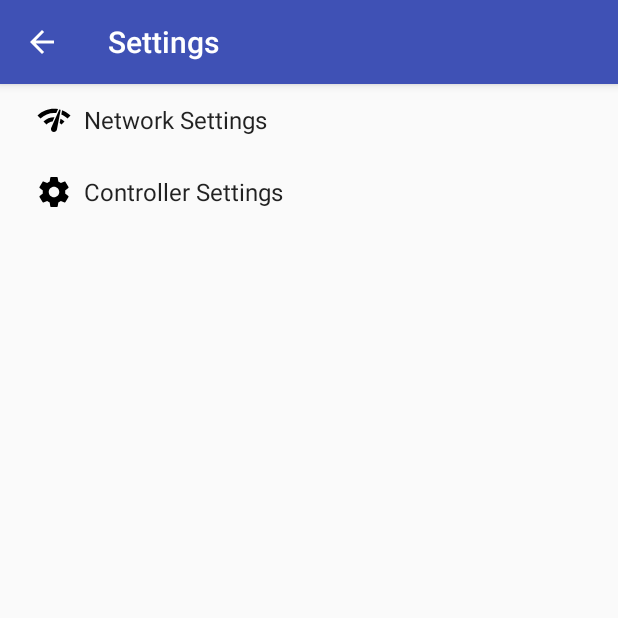
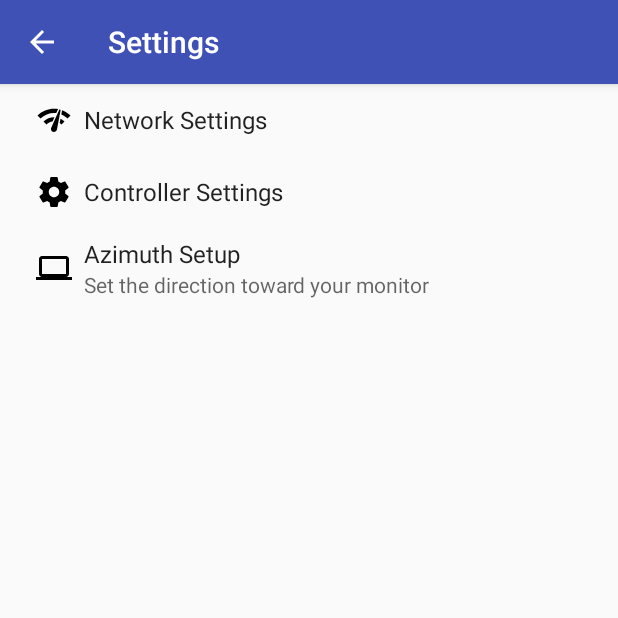
Before and after one commit to Eugene-E0a80fd8080ff8e/PhoneControllerForVaM, an Android app: the screen it shows after launch (SettingsActivity), after a tap on "Settings", on a phone screen of 412 x 824 dp, the top half of it. Run offline under Robolectric (Android 15) with nearby library versions, the phone set to English and light mode, and no system bars; libraries missing offline, so code that uses them is left out: com.google.ar.core; network calls fail; 2 statements that could not run were skipped; 1 other tap on this screen came first.

Commit message:
Unify VaM services on UDP 62701 and improve controller settings

```diff
--- a/AndroidAppSources/app/src/main/java/local/movementtrackerforvam/movementtrackerforvam/CameraActivity.java
+++ b/AndroidAppSources/app/src/main/java/local/movementtrackerforvam/movementtrackerforvam/CameraActivity.java
@@ -93,7 +93,7 @@ public class CameraActivity extends AppCompatActivity {
    Map<Long,Parts> frames=new LinkedHashMap<>();byte[] receive=new byte[1500];
    message(g,"Finding VaM camera service");
    while(g==generation){long now=SystemClock.elapsedRealtime();
-    if(now-lastHello>500){byte[] h=ByteBuffer.allocate(13).order(ByteOrder.LITTLE_ENDIAN).put("PCCHELLO2".getBytes("US-ASCII")).putShort((short)streamWidth).putShort((short)streamHeight).array();s.send(new DatagramPacket(h,h.length,peer==null?new InetSocketAddress(server,62711):peer));lastHello=now;}
+    if(now-lastHello>500){byte[] h=ByteBuffer.allocate(13).order(ByteOrder.LITTLE_ENDIAN).put("PCCHELLO2".getBytes("US-ASCII")).putShort((short)streamWidth).putShort((short)streamHeight).array();s.send(new DatagramPacket(h,h.length,peer==null?new InetSocketAddress(server,62701):peer));lastHello=now;}
     CameraPoseTracker.Sample pose=CameraPoseTracker.sample;
     if(peer!=null&&now-lastPose>=16&&pose!=null&&now-pose.sampledAt<200){
      ByteBuffer p=ByteBuffer.allocate(64).order(ByteOrder.LITTLE_ENDIAN);p.put(new byte[]{80,67,80,49}).putInt((int)session).putLong(++seq).putLong(pose.reference+referenceOffset);
@@ -107,7 +107,7 @@ public class CameraActivity extends AppCompatActivity {
     if(packet.getLength()==12&&b.getInt(0)==0x32414350){
      if(Short.toUnsignedInt(b.getShort(8))!=streamWidth||Short.toUnsignedInt(b.getShort(10))!=streamHeight){message(g,"Server image size mismatch; update PhoneCamera plugin");continue;}
      InetSocketAddress from=(InetSocketAddress)packet.getSocketAddress();if(peer!=null&&!peer.equals(from))continue;peer=from;long id=Integer.toUnsignedLong(b.getInt(4));
-     if(session!=id){decodeEpoch.incrementAndGet();session=id;frames.clear();lastCompleted=-1;seq=0;referenceOffset++;}continue;
+     if(session!=id){getSharedPreferences("phone_camera",0).edit().putString("last_server",from.getAddress().getHostAddress()).apply();decodeEpoch.incrementAndGet();session=id;frames.clear();lastCompleted=-1;seq=0;referenceOffset++;}continue;
     }
     if(peer==null||!peer.equals(packet.getSocketAddress())||packet.getLength()<28||b.getInt(0)!=0x31464350||Integer.toUnsignedLong(b.getInt(4))!=session)continue;
     long id=Integer.toUnsignedLong(b.getInt(8));int index=Short.toUnsignedInt(b.getShort(12)),count=Short.toUnsignedInt(b.getShort(14)),total=b.getInt(16),length=packet.getLength()-28;
--- a/AndroidAppSources/app/src/main/java/local/movementtrackerforvam/movementtrackerforvam/MainActivity.java
+++ b/AndroidAppSources/app/src/main/java/local/movementtrackerforvam/movementtrackerforvam/MainActivity.java
@@ -143,13 +143,6 @@ public class MainActivity extends AppCompatActivity implements StateManager.Stat
 
             return true;
         }
-        if( R.id.invoke_azimuth_setup_page == item.getItemId() )
-        {
-            //Toast.makeText(this, "Settings page", Toast.LENGTH_SHORT).show();
-            Intent intent = new Intent(this, AzimuthSetup.class);
-            startActivity(intent);
-            return true;
-        }
 
         return super.onOptionsItemSelected(item);
     }
@@ -250,6 +243,33 @@ public class MainActivity extends AppCompatActivity implements StateManager.Stat
     }
 
 
+    private void updateControllerSides() {
+        boolean mirrored = PreferenceManager.getDefaultSharedPreferences(this)
+                .getBoolean("controller_face_to_face", false);
+        int[][] pairs = {
+                {R.id.buttonEngageLArm, R.id.buttonEngageRArm},
+                {R.id.buttonEngageLElbow, R.id.buttonEngageRElbow},
+                {R.id.buttonEngageLHand, R.id.buttonEngageRHand},
+                {R.id.buttonEngageLThigh, R.id.buttonEngageRThigh},
+                {R.id.buttonEngageLKnee, R.id.buttonEngageRKnee},
+                {R.id.buttonEngageLFoot, R.id.buttonEngageRFoot}
+        };
+        int gap = Math.round(16 * getResources().getDisplayMetrics().density);
+        // Move actual buttons so label, accessibility, highlight and body-control ID
+        // stay together. Only horizontal constraints change; row spacing is preserved.
+        for (int[] pair : pairs) for (int side = 0; side < 2; side++) {
+            View button = findViewById(pair[side]);
+            android.support.constraint.ConstraintLayout.LayoutParams params =
+                    (android.support.constraint.ConstraintLayout.LayoutParams) button.getLayoutParams();
+            boolean onLeft = mirrored ? side == 1 : side == 0;
+            params.leftToRight = onLeft ? -1 : R.id.verticalGuideline;
+            params.rightToLeft = onLeft ? R.id.verticalGuideline : -1;
+            params.leftMargin = onLeft ? 0 : gap;
+            params.rightMargin = onLeft ? gap : 0;
+            button.setLayoutParams(params);
+        }
+    }
+
     private void updateButtonColors() {
         for (int buttonId : button2bit.keySet()) {
             int color = (buttonsPressed & (1 << button2bit.get(buttonId))) != 0 ? 0xffFFB7C5 : 0xffd8d8d8;
@@ -260,6 +280,7 @@ public class MainActivity extends AppCompatActivity implements StateManager.Stat
     @Override protected void onResume() {
         super.onResume();
         activityResumed = true;
+        updateControllerSides();
         if (positionRequested) startPositionTracking();
     }
 
@@ -414,5 +435,6 @@ public class MainActivity extends AppCompatActivity implements StateManager.Stat
     @Override
     public void onSharedPreferenceChanged(SharedPreferences sharedPreferences, String key) {
         updateAzimuthMessage();
+        if ("controller_face_to_face".equals(key)) runOnUiThread(this::updateControllerSides);
     }
 }
--- a/AndroidAppSources/app/src/main/res/menu/settings_menu.xml
+++ b/AndroidAppSources/app/src/main/res/menu/settings_menu.xml
@@ -11,10 +11,6 @@
         android:visible="true"
         />
 
-    <item android:id="@+id/invoke_azimuth_setup_page"
-        android:icon="@drawable/ic_computer_white_24dp"
-        android:title="Setup"
-        app:showAsAction="always"
-        />
+
 
 </menu>
--- a/AndroidAppSources/app/src/main/res/values/strings.xml
+++ b/AndroidAppSources/app/src/main/res/values/strings.xml
@@ -127,4 +127,8 @@
     <string name="hold_or_toggle_title">Hold vs toggle buttons</string>
     <string name="hold_or_toggle_summary">You need to hold button to move joint</string>
 
+    <string name="controller_face_to_face_title">Face-to-face button layout</string>
+    <string name="controller_face_to_face_summary">Place the model’s right-side buttons on your left, and left-side buttons on your right. Labels follow the buttons.</string>
+    <string name="azimuth_setup_title">Azimuth Setup</string>
+    <string name="azimuth_setup_summary">Set the direction toward your monitor</string>
 </resources>
--- a/AndroidAppSources/app/src/main/res/xml/pref_controller.xml
+++ b/AndroidAppSources/app/src/main/res/xml/pref_controller.xml
@@ -7,4 +7,10 @@
         android:summary="@string/hold_or_toggle_summary"
         android:title="@string/hold_or_toggle_title" />
 
+    <SwitchPreference
+        android:key="controller_face_to_face"
+        android:defaultValue="false"
+        android:title="@string/controller_face_to_face_title"
+        android:summary="@string/controller_face_to_face_summary" />
+
 </PreferenceScreen>
--- a/AndroidAppSources/app/src/main/res/xml/pref_headers.xml
+++ b/AndroidAppSources/app/src/main/res/xml/pref_headers.xml
@@ -11,6 +11,15 @@
         android:fragment="local.movementtrackerforvam.movementtrackerforvam.SettingsActivity$ControllerPreferenceFragment"
         android:icon="@drawable/ic_settings_black_24dp"
         android:title="Controller Settings" />
+
+    <header
+        android:title="@string/azimuth_setup_title"
+        android:summary="@string/azimuth_setup_summary"
+        android:icon="@drawable/ic_computer_black_24dp">
+        <intent
+            android:targetPackage="local.movementtrackerforvam.movementtrackerforvam"
+            android:targetClass="local.movementtrackerforvam.movementtrackerforvam.AzimuthSetup" />
+    </header>
 
 <!--
     <header
```
Also changed, not shown: AndroidAppSources/app/src/main/java/local/movementtrackerforvam/movementtrackerforvam/CommunicationThread.java (+22 -1 lines), 8 other files.
